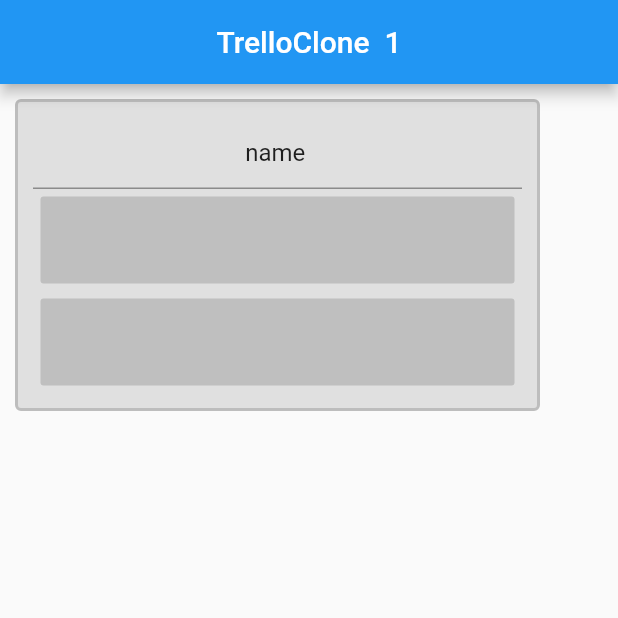
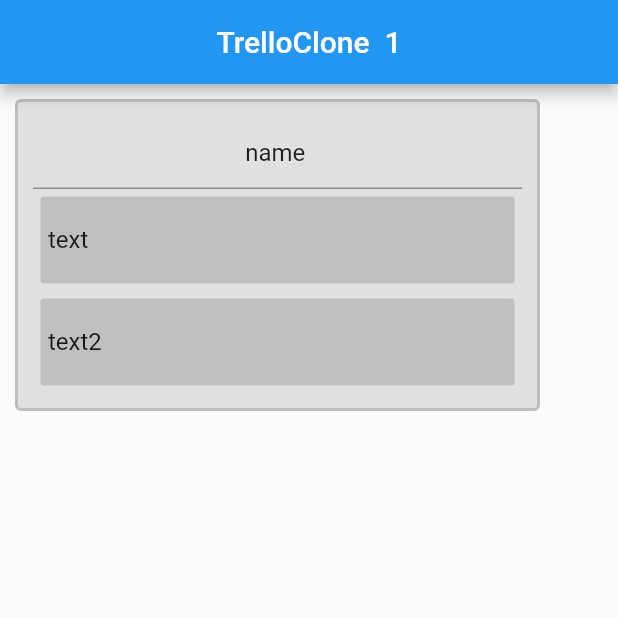
Before and after one commit to maheini/TrelloClone, a Flutter app: the screen it shows after launch, after a tap on the "add" icon, on a phone screen of 412 x 824 dp, the top half of it. Run offline on Flutter 3.47's test engine with Material 2 defaults, Android fonts, the phone set to English and light mode, and no system bars.

Commit message:
changed constructor

```diff
--- a/lib/TodoList.dart
+++ b/lib/TodoList.dart
@@ -2,7 +2,7 @@ import 'package:flutter/material.dart';
 import 'package:trelloclone/todocard.dart';
 
 class TodoList extends StatefulWidget {
-  TodoList(this.name,{Key? key, VoidCallback? onItemChange}) : super(key: key);
+  TodoList({String? this.name, Key? key, VoidCallback? onItemChange}) : super(key: key);
   String? name;
 
   @override
@@ -15,7 +15,7 @@ class _TodoListState extends State<TodoList> {
 
   }
 
-  List<Widget> _cards = [TodoCard('text',), TodoCard('text2',)];
+  List<Widget> _cards = [TodoCard(text: 'text',), TodoCard(text: 'text2',)];
   TextEditingController controller = TextEditingController();
 
 
@@ -23,6 +23,7 @@ class _TodoListState extends State<TodoList> {
   @override
   void initState() {
     controller.text = widget.name?? '';
+    print(widget.name);
     super.initState();
   }
 
--- a/lib/main.dart
+++ b/lib/main.dart
@@ -54,6 +54,6 @@ class _MainScreenState extends State<MainScreen> {
   TextEditingController controller = TextEditingController();
 
   void _addTodoList(String name, List<Widget> todoLists) {
-    todoLists.add(TodoList(name));
+    todoLists.add(TodoList(name: name));
   }
 }
--- a/lib/todocard.dart
+++ b/lib/todocard.dart
@@ -1,8 +1,9 @@
 import 'package:flutter/material.dart';
 
 class TodoCard extends StatefulWidget {
-  TodoCard(String? text, {VoidCallback? onChanged, Key? key}) : super(key: key);
+  TodoCard({String? this.text, VoidCallback? onChanged, Key? key}) : super(key: key);
   String? text;
+
 
   @override
   _TodoCardState createState() => _TodoCardState();
```
